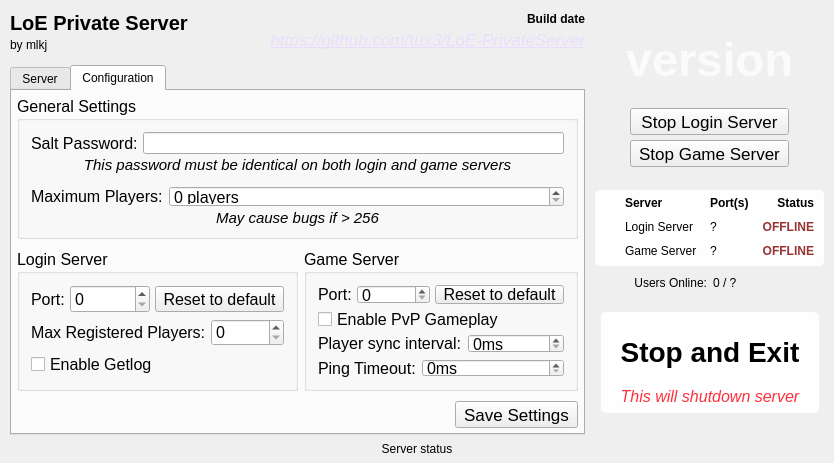
Before: the Qt Designer form src/app.ui in ravecrocker/LoE-PrivateServer, drawn with Qt 5.
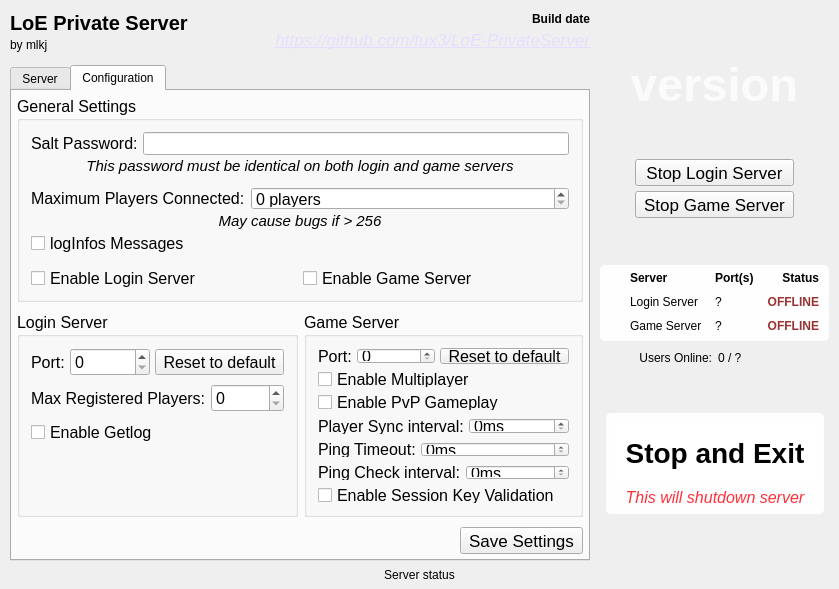
After: the same form once the commit is applied. The open tabs and pages were chosen to show the change. Icons and pictures are not drawn.

Commit message: Fixed SaveLog error, made interface nicer, added and fixed configuration interface

The edit to the form file:
```diff
--- a/src/app.ui
+++ b/src/app.ui
@@ -7,7 +7,7 @@
     <x>0</x>
     <y>0</y>
     <width>813</width>
-    <height>462</height>
+    <height>589</height>
    </rect>
   </property>
   <property name="font">
@@ -608,6 +608,7 @@
                       <property name="font">
                        <font>
                         <family>Arial</family>
+                        <pointsize>12</pointsize>
                        </font>
                       </property>
                       <property name="text">
@@ -620,6 +621,7 @@
                       <property name="font">
                        <font>
                         <family>Arial</family>
+                        <pointsize>12</pointsize>
                        </font>
                       </property>
                      </widget>
@@ -672,15 +674,22 @@
                       <property name="font">
                        <font>
                         <family>Arial</family>
+                        <pointsize>12</pointsize>
                        </font>
                       </property>
                       <property name="text">
-                       <string>Maximum Players:</string>
+                       <string>Maximum Players Connected:</string>
                       </property>
                      </widget>
                     </item>
                     <item>
-                     <widget class="QSpinBox" name="spinBox">
+                     <widget class="QSpinBox" name="maxConnectedPlayersConfig">
+                      <property name="font">
+                       <font>
+                        <family>Arial</family>
+                        <pointsize>12</pointsize>
+                       </font>
+                      </property>
                       <property name="suffix">
                        <string> players</string>
                       </property>
@@ -711,6 +720,65 @@
                     </property>
                    </widget>
                   </item>
+                  <item>
+                   <widget class="QCheckBox" name="logInfosMessagesConfig">
+                    <property name="font">
+                     <font>
+                      <family>Arial</family>
+                      <pointsize>12</pointsize>
+                     </font>
+                    </property>
+                    <property name="text">
+                     <string>logInfos Messages</string>
+                    </property>
+                   </widget>
+                  </item>
+                  <item>
+                   <spacer name="verticalSpacer_10">
+                    <property name="orientation">
+                     <enum>Qt::Vertical</enum>
+                    </property>
+                    <property name="sizeType">
+                     <enum>QSizePolicy::Fixed</enum>
+                    </property>
+                    <property name="sizeHint" stdset="0">
+                     <size>
+                      <width>20</width>
+                      <height>10</height>
+                     </size>
+                    </property>
+                   </spacer>
+                  </item>
+                  <item>
+                   <layout class="QHBoxLayout" name="horizontalLayout_13">
+                    <item>
+                     <widget class="QCheckBox" name="enableLoginServerConfig">
+                      <property name="font">
+                       <font>
+                        <family>Arial</family>
+                        <pointsize>12</pointsize>
+                       </font>
+                      </property>
+                      <property name="text">
+                       <string>Enable Login Server</string>
+                      </property>
+                     </widget>
+                    </item>
+                    <item>
+                     <widget class="QCheckBox" name="enableGameServerConfig">
+                      <property name="font">
+                       <font>
+                        <family>Arial</family>
+                        <pointsize>12</pointsize>
+                       </font>
+                      </property>
+                      <property name="text">
+                       <string>Enable Game Server</string>
+                      </property>
+                     </widget>
+                    </item>
+                   </layout>
+                  </item>
                  </layout>
                 </widget>
                </item>
@@ -728,6 +796,9 @@
                     <string>Login Server</string>
                    </property>
                    <layout class="QVBoxLayout" name="verticalLayout_7">
+                    <property name="spacing">
+                     <number>8</number>
+                    </property>
                     <item>
                      <layout class="QHBoxLayout" name="horizontalLayout_7" stretch="0,0,0">
                       <property name="spacing">
@@ -735,6 +806,12 @@
                       </property>
                       <item>
                        <widget class="QLabel" name="label_6">
+                        <property name="font">
+                         <font>
+                          <family>Arial</family>
+                          <pointsize>12</pointsize>
+                         </font>
+                        </property>
                         <property name="text">
                          <string>Port:</string>
                         </property>
@@ -748,6 +825,12 @@
                           <verstretch>0</verstretch>
                          </sizepolicy>
                         </property>
+                        <property name="font">
+                         <font>
+                          <family>Arial</family>
+                          <pointsize>12</pointsize>
+                         </font>
+                        </property>
                         <property name="maximum">
                          <number>65535</number>
                         </property>
@@ -772,6 +855,12 @@
                       </property>
                       <item>
                        <widget class="QLabel" name="label_8">
+                        <property name="font">
+                         <font>
+                          <family>Arial</family>
+                          <pointsize>12</pointsize>
+                         </font>
+                        </property>
                         <property name="text">
                          <string>Max Registered Players:</string>
                         </property>
@@ -785,6 +874,12 @@
                           <verstretch>0</verstretch>
                          </sizepolicy>
                         </property>
+                        <property name="font">
+                         <font>
+                          <family>Arial</family>
+                          <pointsize>12</pointsize>
+                         </font>
+                        </property>
                         <property name="maximum">
                          <number>99999</number>
                         </property>
@@ -796,7 +891,13 @@
                      </layout>
                     </item>
                     <item>
-                     <widget class="QCheckBox" name="checkBox_2">
+                     <widget class="QCheckBox" name="getlogConfig">
+                      <property name="font">
+                       <font>
+                        <family>Arial</family>
+                        <pointsize>12</pointsize>
+                       </font>
+                      </property>
                       <property name="text">
                        <string>Enable Getlog</string>
                       </property>
@@ -834,6 +935,9 @@
                     <string>Game Server</string>
                    </property>
                    <layout class="QVBoxLayout" name="verticalLayout_8">
+                    <property name="spacing">
+                     <number>8</number>
+                    </property>
                     <item>
                      <layout class="QHBoxLayout" name="horizontalLayout_8">
                       <property name="spacing">
@@ -841,6 +945,12 @@
                       </property>
                       <item>
                        <widget class="QLabel" name="label_7">
+                        <property name="font">
+                         <font>
+                          <family>Arial</family>
+                          <pointsize>12</pointsize>
+                         </font>
+                        </property>
                         <property name="text">
                          <string>Port:</string>
                         </property>
@@ -854,6 +964,12 @@
                           <verstretch>0</verstretch>
                          </sizepolicy>
                         </property>
+                        <property name="font">
+                         <font>
+                          <family>Arial</family>
+                          <pointsize>12</pointsize>
+                         </font>
+                        </property>
                         <property name="maximum">
                          <number>65535</number>
                         </property>
@@ -872,7 +988,26 @@
                      </layout>
                     </item>
                     <item>
-                     <widget class="QCheckBox" name="checkBox">
+                     <widget class="QCheckBox" name="multiplayerConfig">
+                      <property name="font">
+                       <font>
+                        <family>Arial</family>
+                        <pointsize>12</pointsize>
+                       </font>
+                      </property>
+                      <property name="text">
+                       <string>Enable Multiplayer</string>
+                      </property>
+                     </widget>
+                    </item>
+                    <item>
+                     <widget class="QCheckBox" name="pvpConfig">
+                      <property name="font">
+                       <font>
+                        <family>Arial</family>
+                        <pointsize>12</pointsize>
+                       </font>
+                      </property>
                       <property name="text">
                        <string>Enable PvP Gameplay</string>
                       </property>
@@ -880,10 +1015,19 @@
                     </item>
                     <item>
                      <layout class="QHBoxLayout" name="horizontalLayout_10">
+                      <property name="spacing">
+                       <number>5</number>
+                      </property>
                       <item>
                        <widget class="QLabel" name="label_9">
+                        <property name="font">
+                         <font>
+                          <family>Arial</family>
+                          <pointsize>12</pointsize>
+                         </font>
+                        </property>
                         <property name="text">
-                         <string>Player sync interval:</string>
+                         <string>Player Sync interval:</string>
                         </property>
                        </widget>
                       </item>
@@ -895,6 +1039,12 @@
                           <verstretch>0</verstretch>
                          </sizepolicy>
                         </property>
+                        <property name="font">
+                         <font>
+                          <family>Arial</family>
+                          <pointsize>12</pointsize>
+                         </font>
+                        </property>
                         <property name="suffix">
                          <string>ms</string>
                         </property>
@@ -910,8 +1060,17 @@
                     </item>
                     <item>
                      <layout class="QHBoxLayout" name="horizontalLayout_11">
+                      <property name="spacing">
+                       <number>5</number>
+                      </property>
                       <item>
                        <widget class="QLabel" name="label_10">
+                        <property name="font">
+                         <font>
+                          <family>Arial</family>
+                          <pointsize>12</pointsize>
+                         </font>
+                        </property>
                         <property name="text">
                          <string>Ping Timeout:</string>
                         </property>
@@ -925,6 +1084,12 @@
                           <verstretch>0</verstretch>
                          </sizepolicy>
                         </property>
+                        <property name="font">
+                         <font>
+                          <family>Arial</family>
+                          <pointsize>12</pointsize>
+                         </font>
+                        </property>
                         <property name="suffix">
                          <string>ms</string>
                         </property>
@@ -938,6 +1103,55 @@
                       </item>
                      </layout>
                     </item>
+                    <item>
+                     <layout class="QHBoxLayout" name="horizontalLayout_12" stretch="0,1">
+                      <property name="spacing">
+                       <number>5</number>
+                      </property>
+                      <item>
+                       <widget class="QLabel" name="label_11">
+                        <property name="font">
+                         <font>
+                          <family>Arial</family>
+                          <pointsize>12</pointsize>
+                         </font>
+                        </property>
+                        <property name="text">
+                         <string>Ping Check interval:</string>
+                        </property>
+                       </widget>
+                      </item>
+                      <item>
+                       <widget class="QSpinBox" name="pingCheckConfig">
+                        <property name="font">
+                         <font>
+                          <family>Arial</family>
+                          <pointsize>12</pointsize>
+                         </font>
+                        </property>
+                        <property name="suffix">
+                         <string>ms</string>
+                        </property>
+                        <property name="maximum">
+                         <number>999999</number>
+                        </property>
+                       </widget>
+                      </item>
+                     </layout>
+                    </item>
+                    <item>
+                     <widget class="QCheckBox" name="sessKeyValidationConfig">
+                      <property name="font">
+                       <font>
+                        <family>Arial</family>
+                        <pointsize>12</pointsize>
+                       </font>
+                      </property>
+                      <property name="text">
+                       <string>Enable Session Key Validation</string>
+                      </property>
+                     </widget>
+                    </item>
                     <item>
                      <spacer name="verticalSpacer_9">
                       <property name="orientation">
@@ -958,6 +1172,9 @@
                </item>
                <item>
                 <layout class="QHBoxLayout" name="horizontalLayout_5">
+                 <property name="spacing">
+                  <number>10</number>
+                 </property>
                  <item>
                   <spacer name="horizontalSpacer_7">
                    <property name="orientation">
```
Left out of the diff: 26 changed lines with no effect on the pictures. The commit also changes 4 other files.
